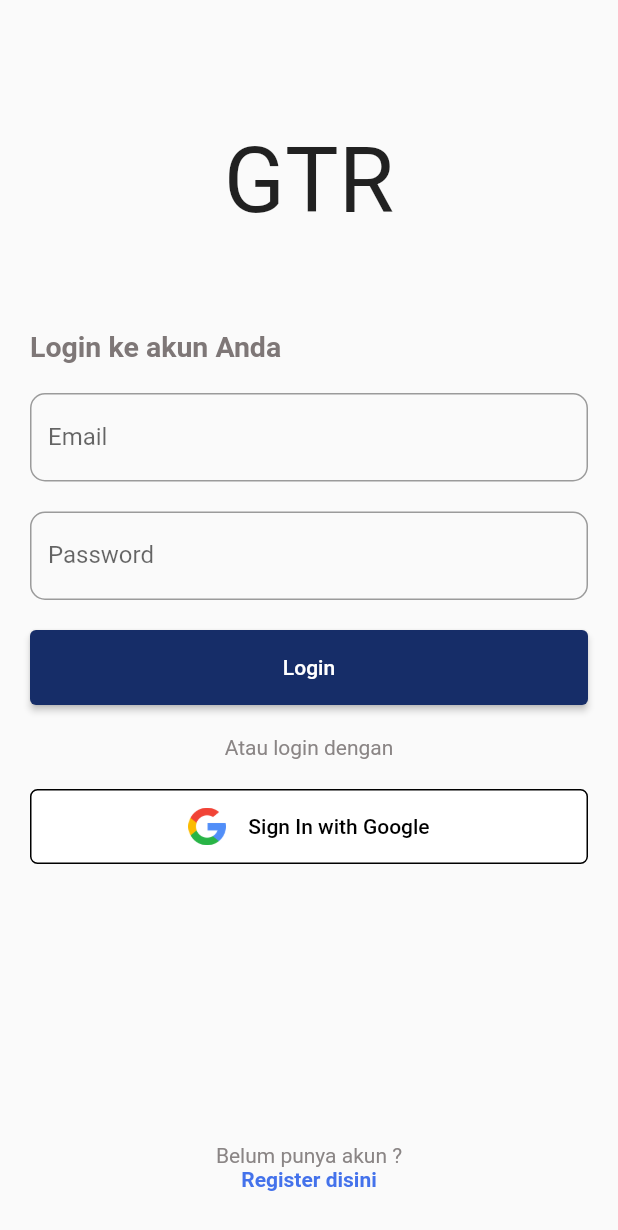
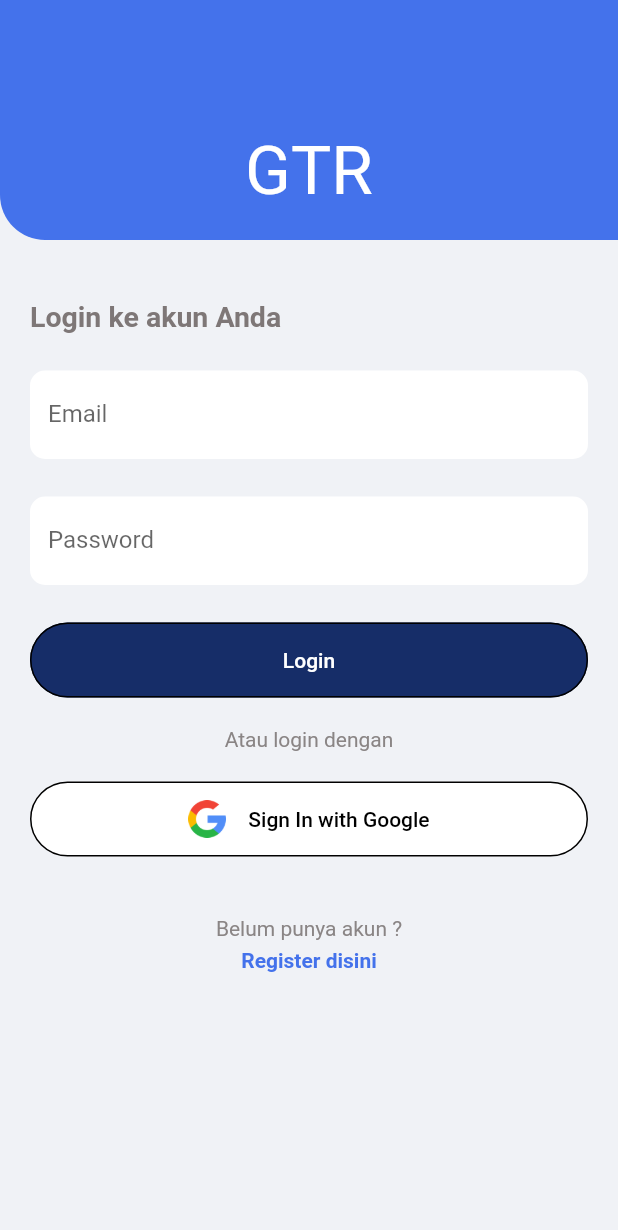
Before and after one commit to FarighMAkmalullah/gedung-triharjo, a Flutter app: the screen it shows after launch, after a tap on "Login", on a phone screen of 412 x 824 dp. Shown: the top 1230 px of the screen. Run offline on Flutter 3.47's test engine with Material 2 defaults, Android fonts, the phone set to English and light mode, and no system bars.

Commit message:
login-screen

```diff
--- a/lib/screen/login/login_screen.dart
+++ b/lib/screen/login/login_screen.dart
@@ -13,26 +13,38 @@ class _LoginScreenState extends State<LoginScreen> {
   @override
   Widget build(BuildContext context) {
     return Scaffold(
+      backgroundColor: const Color(0xFFF0F2F6),
       resizeToAvoidBottomInset: false,
-      body: Padding(
-        padding: const EdgeInsets.all(20.0),
+      body: SafeArea(
         child: Column(
-          mainAxisAlignment: MainAxisAlignment.spaceBetween,
           children: [
-            Column(
-              children: [
-                SizedBox(
+            Container(
+              padding: const EdgeInsets.only(
+                bottom: 20,
+              ),
               width: MediaQuery.of(context).size.width,
-                  height: 200,
-                  child: const Center(
+              decoration: const BoxDecoration(
+                color: Color(0xFF4472EB),
+                borderRadius: BorderRadius.only(
+                  bottomLeft: Radius.circular(30),
+                ),
+              ),
+              height: 160,
+              child: const Align(
+                alignment: Alignment.bottomCenter,
                 child: Text(
                   'GTR',
                   style: TextStyle(
-                        fontSize: 60,
+                    fontSize: 45,
+                    color: Colors.white,
                   ),
                 ),
               ),
             ),
+            Padding(
+              padding: const EdgeInsets.fromLTRB(20, 40, 20, 0),
+              child: Column(
+                children: [
                   Form(
                     child: Column(
                       crossAxisAlignment: CrossAxisAlignment.start,
@@ -46,32 +58,39 @@ class _LoginScreenState extends State<LoginScreen> {
                           ),
                         ),
                         const SizedBox(
-                        height: 20,
+                          height: 25,
                         ),
                         TextFormField(
                           controller: emailController,
                           decoration: InputDecoration(
                             labelText: 'Email',
+                            filled: true,
+                            fillColor: Colors.white,
+                            floatingLabelBehavior: FloatingLabelBehavior.never,
                             border: OutlineInputBorder(
                               borderRadius: BorderRadius.circular(10.0),
-                              borderSide:
-                                  const BorderSide(color: Color(0xFF7E7777))),
+                              borderSide: BorderSide.none,
+                            ),
                           ),
                         ),
                         const SizedBox(
-                        height: 20,
+                          height: 25,
                         ),
                         TextFormField(
                           controller: passwordController,
                           decoration: InputDecoration(
                             labelText: 'Password',
+                            filled: true,
+                            fillColor: Colors.white,
+                            floatingLabelBehavior: FloatingLabelBehavior.never,
                             border: OutlineInputBorder(
                               borderRadius: BorderRadius.circular(10.0),
+                              borderSide: BorderSide.none,
                             ),
                           ),
                         ),
                         const SizedBox(
-                        height: 20,
+                          height: 25,
                         ),
                         SizedBox(
                           height: 50,
@@ -80,21 +99,27 @@ class _LoginScreenState extends State<LoginScreen> {
                             child: ElevatedButton(
                               style: ElevatedButton.styleFrom(
                                 backgroundColor: const Color(0xFF162D68),
+                                elevation: 0,
+                                shape: RoundedRectangleBorder(
+                                  borderRadius: BorderRadius.circular(100),
+                                  side: const BorderSide(
+                                    color: Colors.black,
+                                  ),
+                                ),
                               ),
                               onPressed: () {},
                               child: const Text('Login'),
                             ),
                           ),
                         ),
-                    ],
-                  ),
-                ),
-                const Padding(
+                        const Center(
+                          child: Padding(
                             padding: EdgeInsets.symmetric(vertical: 20),
                             child: Text(
                               'Atau login dengan',
                               style: TextStyle(
                                 color: Color(0xFF8A8585),
+                              ),
                             ),
                           ),
                         ),
@@ -107,7 +132,7 @@ class _LoginScreenState extends State<LoginScreen> {
                                 backgroundColor: Colors.white,
                                 elevation: 0,
                                 shape: RoundedRectangleBorder(
-                          borderRadius: BorderRadius.circular(5),
+                                  borderRadius: BorderRadius.circular(100),
                                   side: const BorderSide(
                                     color: Colors.black,
                                   ),
@@ -135,13 +160,20 @@ class _LoginScreenState extends State<LoginScreen> {
                         ),
                       ],
                     ),
+                  ),
                   Column(
                     children: [
+                      const SizedBox(
+                        height: 40,
+                      ),
                       const Text(
                         'Belum punya akun ?',
                         style: TextStyle(
                           color: Color(0xFF8A8585),
                         ),
+                      ),
+                      const SizedBox(
+                        height: 5,
                       ),
                       InkWell(
                         onTap: () {
@@ -154,15 +186,15 @@ class _LoginScreenState extends State<LoginScreen> {
                             fontWeight: FontWeight.bold,
                           ),
                         ),
-                ),
-                const SizedBox(
-                  height: 10,
                       )
                     ],
                   )
                 ],
               ),
             ),
+          ],
+        ),
+      ),
     );
   }
 }
--- a/lib/screen/onboarding/onboarding_screen.dart
+++ b/lib/screen/onboarding/onboarding_screen.dart
@@ -12,7 +12,7 @@ class _OnBoardingScreenState extends State<OnBoardingScreen> {
   @override
   Widget build(BuildContext context) {
     return Scaffold(
-      backgroundColor: const Color(0xFF4472EB),
+      backgroundColor: Colors.black,
       body: Container(
         decoration: const BoxDecoration(
           image: DecorationImage(
@@ -59,6 +59,8 @@ class _OnBoardingScreenState extends State<OnBoardingScreen> {
                 height: 50,
               ),
               ButtonCardWidget(
+                color: const Color(0xFF4472EB),
+                colorName: Colors.white,
                 iconAsset: 'assets/icon/onboarding/login.png',
                 namaButton: 'Login',
               ),
@@ -66,6 +68,8 @@ class _OnBoardingScreenState extends State<OnBoardingScreen> {
                 height: 15,
               ),
               ButtonCardWidget(
+                color: Colors.white,
+                colorName: Colors.black,
                 iconAsset: 'assets/icon/onboarding/google.png',
                 namaButton: 'Sign In with Google',
               ),
--- a/lib/screen/onboarding/widget/button_card_widget.dart
+++ b/lib/screen/onboarding/widget/button_card_widget.dart
@@ -2,10 +2,14 @@ import 'package:flutter/material.dart';
 
 // ignore: must_be_immutable
 class ButtonCardWidget extends StatelessWidget {
+  Color color;
+  Color colorName;
   String iconAsset;
   String namaButton;
   ButtonCardWidget({
     super.key,
+    required this.color,
+    required this.colorName,
     required this.iconAsset,
     required this.namaButton,
   });
@@ -18,7 +22,7 @@ class ButtonCardWidget extends StatelessWidget {
         widthFactor: 1.0,
         child: ElevatedButton(
           style: ElevatedButton.styleFrom(
-            backgroundColor: Colors.white,
+            backgroundColor: color,
             elevation: 0,
           ),
           onPressed: () {
@@ -37,7 +41,9 @@ class ButtonCardWidget extends StatelessWidget {
               ),
               Text(
                 namaButton,
-                style: const TextStyle(color: Colors.black),
+                style: TextStyle(
+                  color: colorName,
+                ),
               )
             ],
           ),
--- a/lib/screen/splash_screen/splash_screen.dart
+++ b/lib/screen/splash_screen/splash_screen.dart
@@ -11,7 +11,6 @@ class _SplashScreenState extends State<SplashScreen> {
   @override
   void initState() {
     super.initState();
-
     Future.delayed(const Duration(seconds: 2), () {
       Navigator.of(context).pushReplacementNamed('/onboarding');
     });
```
Also changed, not shown: assets/icon/onboarding/login.png. Lines whose indentation alone changed are shown as unchanged.
